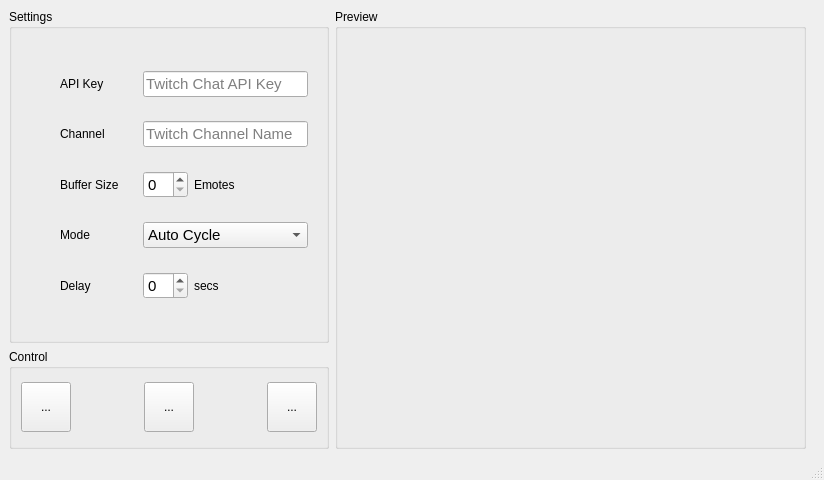
Before: the Qt Designer form resources/ui/gui.ui in chillfactor032/emote-wall-gui, drawn with Qt 5.
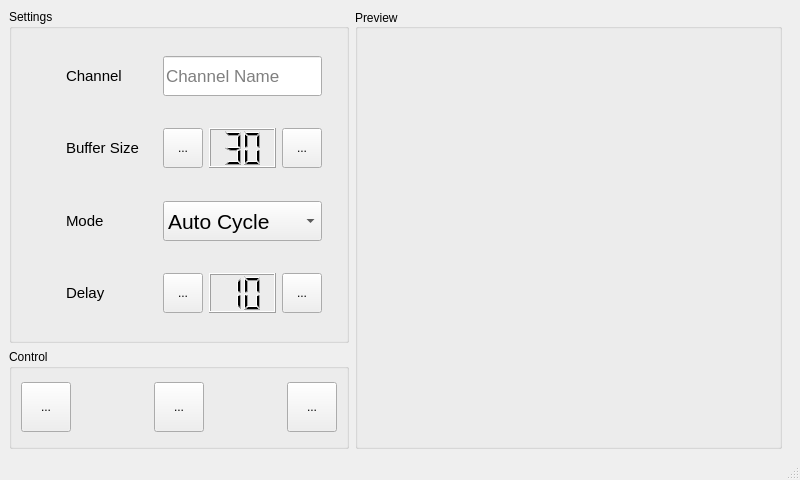
After: the same form once the commit is applied. Icons and pictures are not drawn.

Patch:
```diff
--- a/resources/ui/gui.ui
+++ b/resources/ui/gui.ui
@@ -41,8 +41,8 @@
          <property name="title">
           <string>Settings</string>
          </property>
-         <layout class="QVBoxLayout" name="verticalLayout_2">
-          <item>
+         <layout class="QFormLayout" name="formLayout_2">
+          <item row="0" column="0">
            <widget class="QWidget" name="widget_9" native="true">
             <property name="font">
              <font>
@@ -51,89 +51,15 @@
             </property>
             <layout class="QFormLayout" name="formLayout">
              <property name="formAlignment">
-              <set>Qt::AlignLeading|Qt::AlignLeft|Qt::AlignVCenter</set>
+              <set>Qt::AlignCenter</set>
              </property>
              <property name="leftMargin">
               <number>0</number>
              </property>
-             <property name="topMargin">
-              <number>0</number>
-             </property>
              <property name="rightMargin">
-              <number>0</number>
-             </property>
-             <property name="bottomMargin">
-              <number>0</number>
+              <number>6</number>
              </property>
              <item row="0" column="0">
-              <widget class="QWidget" name="widget_3" native="true">
-               <layout class="QHBoxLayout" name="horizontalLayout_3">
-                <item>
-                 <widget class="QLabel" name="label_2">
-                  <property name="sizePolicy">
-                   <sizepolicy hsizetype="Fixed" vsizetype="Fixed">
-                    <horstretch>0</horstretch>
-                    <verstretch>0</verstretch>
-                   </sizepolicy>
-                  </property>
-                  <property name="minimumSize">
-                   <size>
-                    <width>24</width>
-                    <height>24</height>
-                   </size>
-                  </property>
-                  <property name="text">
-                   <string/>
-                  </property>
-                  <property name="pixmap">
-                   <pixmap resource="../../Resources.qrc">:/resources/img/icons/twitch.svg</pixmap>
-                  </property>
-                  <property name="scaledContents">
-                   <bool>true</bool>
-                  </property>
-                 </widget>
-                </item>
-                <item>
-                 <widget class="QLabel" name="label">
-                  <property name="text">
-                   <string>API Key</string>
-                  </property>
-                 </widget>
-                </item>
-               </layout>
-              </widget>
-             </item>
-             <item row="0" column="1">
-              <widget class="QWidget" name="widget_5" native="true">
-               <layout class="QGridLayout" name="gridLayout_3">
-                <item row="0" column="0">
-                 <widget class="QLineEdit" name="lineEdit">
-                  <property name="sizePolicy">
-                   <sizepolicy hsizetype="Expanding" vsizetype="Fixed">
-                    <horstretch>0</horstretch>
-                    <verstretch>0</verstretch>
-                   </sizepolicy>
-                  </property>
-                  <property name="minimumSize">
-                   <size>
-                    <width>0</width>
-                    <height>24</height>
-                   </size>
-                  </property>
-                  <property name="font">
-                   <font>
-                    <pointsize>11</pointsize>
-                   </font>
-                  </property>
-                  <property name="placeholderText">
-                   <string>Twitch Chat API Key</string>
-                  </property>
-                 </widget>
-                </item>
-               </layout>
-              </widget>
-             </item>
-             <item row="1" column="0">
               <widget class="QWidget" name="widget_4" native="true">
                <layout class="QHBoxLayout" name="horizontalLayout_4">
                 <item>
@@ -146,8 +72,8 @@
                   </property>
                   <property name="minimumSize">
                    <size>
-                    <width>24</width>
-                    <height>24</height>
+                    <width>30</width>
+                    <height>30</height>
                    </size>
                   </property>
                   <property name="text">
@@ -163,6 +89,11 @@
                 </item>
                 <item>
                  <widget class="QLabel" name="label_4">
+                  <property name="font">
+                   <font>
+                    <pointsize>11</pointsize>
+                   </font>
+                  </property>
                   <property name="text">
                    <string>Channel</string>
                   </property>
@@ -171,7 +102,7 @@
                </layout>
               </widget>
              </item>
-             <item row="1" column="1">
+             <item row="0" column="1">
               <widget class="QWidget" name="widget_6" native="true">
                <layout class="QGridLayout" name="gridLayout_4">
                 <item row="0" column="0">
@@ -179,19 +110,19 @@
                   <property name="minimumSize">
                    <size>
                     <width>0</width>
-                    <height>24</height>
+                    <height>40</height>
                    </size>
                   </property>
                   <property name="font">
                    <font>
-                    <pointsize>11</pointsize>
+                    <pointsize>13</pointsize>
                    </font>
                   </property>
                   <property name="echoMode">
-                   <enum>QLineEdit::Password</enum>
+                   <enum>QLineEdit::Normal</enum>
                   </property>
                   <property name="placeholderText">
-                   <string>Twitch Channel Name</string>
+                   <string>Channel Name</string>
                   </property>
                  </widget>
                 </item>
@@ -200,7 +131,13 @@
              </item>
              <item row="2" column="0">
               <widget class="QWidget" name="widget_8" native="true">
-               <layout class="QHBoxLayout" name="horizontalLayout_6">
+               <layout class="QHBoxLayout" name="horizontalLayout_3">
+                <property name="topMargin">
+                 <number>9</number>
+                </property>
+                <property name="bottomMargin">
+                 <number>9</number>
+                </property>
                 <item>
                  <widget class="QLabel" name="label_6">
                   <property name="sizePolicy">
@@ -211,14 +148,14 @@
                   </property>
                   <property name="minimumSize">
                    <size>
-                    <width>24</width>
-                    <height>24</height>
+                    <width>30</width>
+                    <height>30</height>
                    </size>
                   </property>
                   <property name="maximumSize">
                    <size>
-                    <width>24</width>
-                    <height>26</height>
+                    <width>30</width>
+                    <height>30</height>
                    </size>
                   </property>
                   <property name="text">
@@ -231,6 +168,11 @@
                 </item>
                 <item>
                  <widget class="QLabel" name="label_7">
+                  <property name="font">
+                   <font>
+                    <pointsize>11</pointsize>
+                   </font>
+                  </property>
                   <property name="text">
                    <string>Buffer Size</string>
                   </property>
@@ -243,44 +185,68 @@
               <widget class="QWidget" name="widget_7" native="true">
                <layout class="QHBoxLayout" name="horizontalLayout_5">
                 <item>
-                 <widget class="QSpinBox" name="spinBox">
+                 <widget class="QToolButton" name="toolButton_5">
+                  <property name="minimumSize">
+                   <size>
+                    <width>40</width>
+                    <height>40</height>
+                   </size>
+                  </property>
+                  <property name="text">
+                   <string>...</string>
+                  </property>
+                  <property name="icon">
+                   <iconset resource="../../Resources.qrc">
+                    <normaloff>:/resources/img/icons/arrow-left.svg</normaloff>:/resources/img/icons/arrow-left.svg</iconset>
+                  </property>
+                 </widget>
+                </item>
+                <item>
+                 <widget class="QLCDNumber" name="lcdNumber">
                   <property name="minimumSize">
                    <size>
                     <width>0</width>
-                    <height>24</height>
+                    <height>40</height>
                    </size>
                   </property>
-                  <property name="font">
-                   <font>
-                    <pointsize>11</pointsize>
-                   </font>
+                  <property name="frameShape">
+                   <enum>QFrame::Box</enum>
                   </property>
-                 </widget>
-                </item>
-                <item>
-                 <widget class="QLabel" name="label_5">
-                  <property name="text">
-                   <string>Emotes</string>
+                  <property name="lineWidth">
+                   <number>1</number>
                   </property>
+                  <property name="midLineWidth">
+                   <number>0</number>
+                  </property>
+                  <property name="digitCount">
+                   <number>2</number>
+                  </property>
+                  <property name="intValue" stdset="0">
+                   <number>30</number>
+                  </property>
                  </widget>
                 </item>
                 <item>
-                 <spacer name="horizontalSpacer_4">
-                  <property name="orientation">
-                   <enum>Qt::Horizontal</enum>
-                  </property>
-                  <property name="sizeHint" stdset="0">
+                 <widget class="QToolButton" name="toolButton_4">
+                  <property name="minimumSize">
                    <size>
                     <width>40</width>
-                    <height>20</height>
+                    <height>40</height>
                    </size>
                   </property>
-                 </spacer>
+                  <property name="text">
+                   <string>...</string>
+                  </property>
+                  <property name="icon">
+                   <iconset resource="../../Resources.qrc">
+                    <normaloff>:/resources/img/icons/arrow-right.svg</normaloff>:/resources/img/icons/arrow-right.svg</iconset>
+                  </property>
+                 </widget>
                 </item>
                </layout>
               </widget>
              </item>
-             <item row="3" column="0">
+             <item row="4" column="0">
               <widget class="QWidget" name="widget_12" native="true">
                <layout class="QHBoxLayout" name="horizontalLayout_9">
                 <item>
@@ -293,14 +259,14 @@
                   </property>
                   <property name="minimumSize">
                    <size>
-                    <width>24</width>
-                    <height>24</height>
+                    <width>30</width>
+                    <height>30</height>
                    </size>
                   </property>
                   <property name="maximumSize">
                    <size>
-                    <width>24</width>
-                    <height>24</height>
+                    <width>30</width>
+                    <height>30</height>
                    </size>
                   </property>
                   <property name="text">
@@ -313,6 +279,11 @@
                 </item>
                 <item>
                  <widget class="QLabel" name="label_12">
+                  <property name="font">
+                   <font>
+                    <pointsize>11</pointsize>
+                   </font>
+                  </property>
                   <property name="text">
                    <string>Mode</string>
                   </property>
@@ -321,7 +292,7 @@
                </layout>
               </widget>
              </item>
-             <item row="3" column="1">
+             <item row="4" column="1">
               <widget class="QWidget" name="widget_13" native="true">
                <layout class="QGridLayout" name="gridLayout_5">
                 <item row="0" column="0">
@@ -329,12 +300,12 @@
                   <property name="minimumSize">
                    <size>
                     <width>0</width>
-                    <height>24</height>
+                    <height>40</height>
                    </size>
                   </property>
                   <property name="font">
                    <font>
-                    <pointsize>11</pointsize>
+                    <pointsize>16</pointsize>
                    </font>
                   </property>
                   <item>
@@ -357,7 +328,7 @@
                </layout>
               </widget>
              </item>
-             <item row="4" column="0">
+             <item row="6" column="0">
               <widget class="QWidget" name="widget_10" native="true">
                <layout class="QHBoxLayout" name="horizontalLayout_7">
                 <item>
@@ -370,14 +341,14 @@
                   </property>
                   <property name="minimumSize">
                    <size>
-                    <width>24</width>
-                    <height>24</height>
+                    <width>30</width>
+                    <height>30</height>
                    </size>
                   </property>
                   <property name="maximumSize">
                    <size>
-                    <width>24</width>
-                    <height>24</height>
+                    <width>30</width>
+                    <height>30</height>
                    </size>
                   </property>
                   <property name="text">
@@ -390,6 +361,11 @@
                 </item>
                 <item>
                  <widget class="QLabel" name="label_9">
+                  <property name="font">
+                   <font>
+                    <pointsize>11</pointsize>
+                   </font>
+                  </property>
                   <property name="text">
                    <string>Delay</string>
                   </property>
@@ -398,47 +374,110 @@
                </layout>
               </widget>
              </item>
-             <item row="4" column="1">
+             <item row="6" column="1">
               <widget class="QWidget" name="widget_11" native="true">
-               <layout class="QHBoxLayout" name="horizontalLayout_8">
+               <layout class="QHBoxLayout" name="horizontalLayout_6">
                 <item>
-                 <widget class="QSpinBox" name="spinBox_2">
+                 <widget class="QToolButton" name="toolButton_6">
+                  <property name="minimumSize">
+                   <size>
+                    <width>40</width>
+                    <height>40</height>
+                   </size>
+                  </property>
+                  <property name="text">
+                   <string>...</string>
+                  </property>
+                  <property name="icon">
+                   <iconset resource="../../Resources.qrc">
+                    <normaloff>:/resources/img/icons/arrow-left.svg</normaloff>:/resources/img/icons/arrow-left.svg</iconset>
+                  </property>
+                 </widget>
+                </item>
+                <item>
+                 <widget class="QLCDNumber" name="lcdNumber_2">
                   <property name="minimumSize">
                    <size>
                     <width>0</width>
-                    <height>24</height>
+                    <height>40</height>
                    </size>
                   </property>
-                  <property name="font">
-                   <font>
-                    <pointsize>11</pointsize>
-                   </font>
+                  <property name="frameShape">
+                   <enum>QFrame::Box</enum>
                   </property>
-                 </widget>
-                </item>
-                <item>
-                 <widget class="QLabel" name="label_10">
-                  <property name="text">
-                   <string>secs</string>
+                  <property name="lineWidth">
+                   <number>1</number>
                   </property>
+                  <property name="midLineWidth">
+                   <number>0</number>
+                  </property>
+                  <property name="digitCount">
+                   <number>2</number>
+                  </property>
+                  <property name="intValue" stdset="0">
+                   <number>10</number>
+                  </property>
                  </widget>
                 </item>
                 <item>
-                 <spacer name="horizontalSpacer_3">
-                  <property name="orientation">
-                   <enum>Qt::Horizontal</enum>
-                  </property>
-                  <property name="sizeHint" stdset="0">
+                 <widget class="QToolButton" name="toolButton_7">
+                  <property name="minimumSize">
                    <size>
                     <width>40</width>
-                    <height>20</height>
+                    <height>40</height>
                    </size>
                   </property>
-                 </spacer>
+                  <property name="text">
+                   <string>...</string>
+                  </property>
+                  <property name="icon">
+                   <iconset resource="../../Resources.qrc">
+                    <normaloff>:/resources/img/icons/arrow-right.svg</normaloff>:/resources/img/icons/arrow-right.svg</iconset>
+                  </property>
+                 </widget>
                 </item>
                </layout>
               </widget>
              </item>
+             <item row="1" column="1">
+              <spacer name="verticalSpacer">
+               <property name="orientation">
+                <enum>Qt::Vertical</enum>
+               </property>
+               <property name="sizeHint" stdset="0">
+                <size>
+                 <width>20</width>
+                 <height>40</height>
+                </size>
+               </property>
+              </spacer>
+             </item>
+             <item row="3" column="0">
+              <spacer name="verticalSpacer_2">
+               <property name="orientation">
+                <enum>Qt::Vertical</enum>
+               </property>
+               <property name="sizeHint" stdset="0">
+                <size>
+                 <width>20</width>
+                 <height>40</height>
+                </size>
+               </property>
+              </spacer>
+             </item>
+             <item row="5" column="0">
+              <spacer name="verticalSpacer_3">
+               <property name="orientation">
+                <enum>Qt::Vertical</enum>
+               </property>
+               <property name="sizeHint" stdset="0">
+                <size>
+                 <width>20</width>
+                 <height>40</height>
+                </size>
+               </property>
+              </spacer>
+             </item>
             </layout>
            </widget>
           </item>
@@ -568,7 +607,7 @@
      <widget class="QWidget" name="widget_2" native="true">
       <property name="minimumSize">
        <size>
-        <width>480</width>
+        <width>421</width>
         <height>0</height>
        </size>
       </property>
@@ -606,12 +645,27 @@
            </property>
            <item row="0" column="0">
             <widget class="QGroupBox" name="groupBox">
+             <property name="minimumSize">
+              <size>
+               <width>427</width>
+               <height>0</height>
+              </size>
+             </property>
              <property name="title">
               <string>Preview</string>
              </property>
+             <property name="alignment">
+              <set>Qt::AlignLeading|Qt::AlignLeft|Qt::AlignVCenter</set>
+             </property>
              <layout class="QGridLayout" name="gridLayout_6">
               <item row="0" column="0">
                <widget class="QLabel" name="label_13">
+                <property name="sizePolicy">
+                 <sizepolicy hsizetype="Preferred" vsizetype="Preferred">
+                  <horstretch>0</horstretch>
+                  <verstretch>0</verstretch>
+                 </sizepolicy>
+                </property>
                 <property name="text">
                  <string/>
                 </property>
@@ -621,6 +675,9 @@
                 <property name="scaledContents">
                  <bool>true</bool>
                 </property>
+                <property name="alignment">
+                 <set>Qt::AlignCenter</set>
+                </property>
                </widget>
               </item>
              </layout>
```
Left out of the diff: 3 changed lines with no effect on the pictures.
